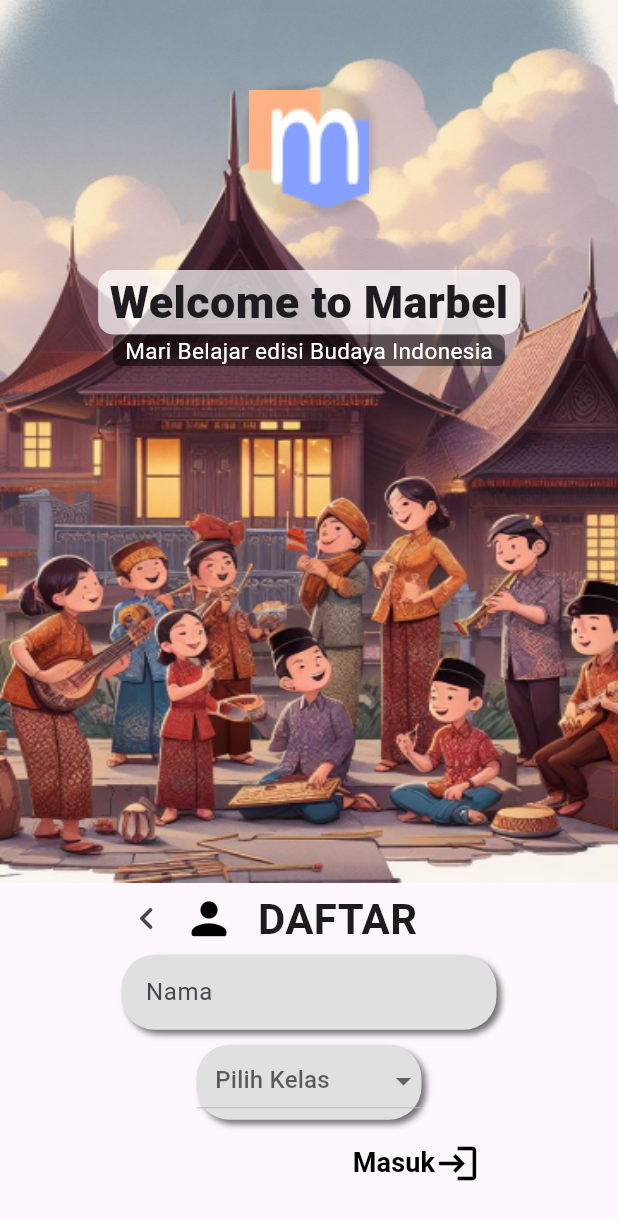
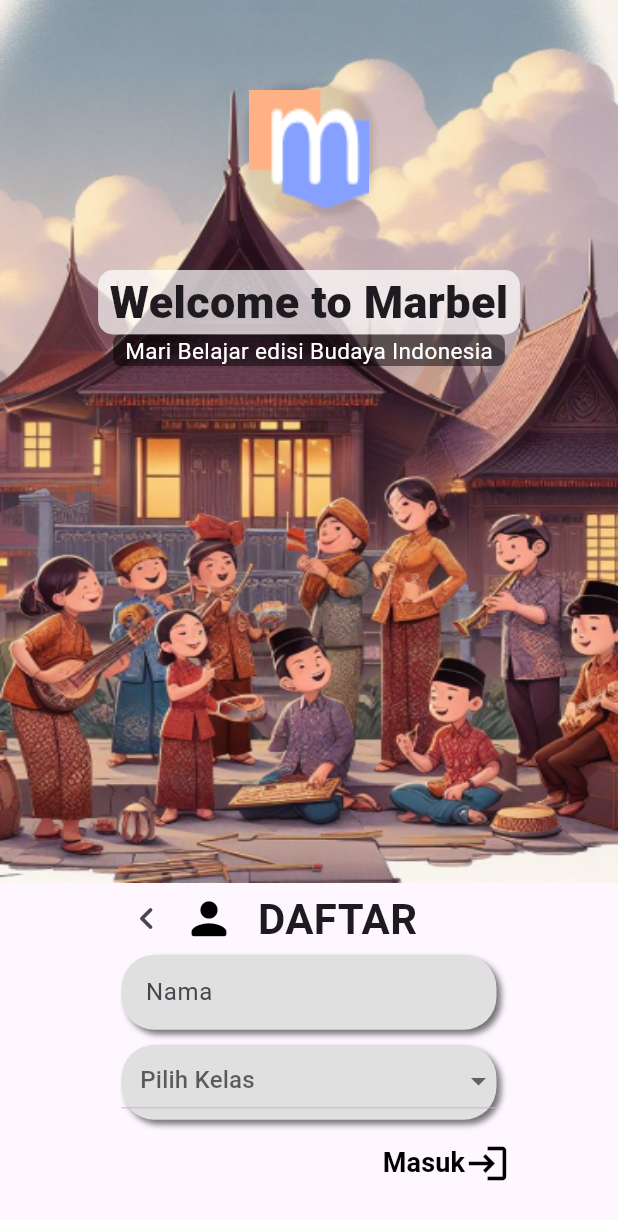
Before and after one commit to desmondorix/Flutter_Project, a Flutter app: the RegisterPage screen opened directly, on a phone screen of 412 x 824 dp. Shown: the top 1220 px of the screen. Run offline on Flutter 3.47's test engine with Material 3 defaults, Android fonts, the phone set to English and light mode, and no system bars.

Commit message:
done bang

```diff
--- a/lib/pages/login_page.dart
+++ b/lib/pages/login_page.dart
@@ -134,7 +134,7 @@ class _RegisterPageState extends State<LoginPage> {
                     ),)
                   ),
                   const SizedBox(
-                    width: 80,
+                    width: 60,
                   ),
                 ],
               )
--- a/lib/pages/register_page.dart
+++ b/lib/pages/register_page.dart
@@ -121,7 +121,7 @@ class _RegisterPageState extends State<RegisterPage> {
               CustomTextFieldHome(label: "Nama", controller: namaController),
               const SizedBox(height: 10),
               Container(
-                width: 150,
+                width: 250,
                 height: 50,
                 decoration: BoxDecoration(
                     borderRadius: const BorderRadius.all(Radius.circular(22)),
@@ -137,17 +137,17 @@ class _RegisterPageState extends State<RegisterPage> {
                   borderRadius: const BorderRadius.all(Radius.circular(22)),
                   items: const [
                     DropdownMenuItem(
-                        value: "Kelas 1", child: Text("  Kelas 1")),
+                        value: "Kelas 1", child: Text("   Kelas 1")),
                     DropdownMenuItem(
-                        value: "Kelas 2", child: Text("  Kelas 2")),
+                        value: "Kelas 2", child: Text("   Kelas 2")),
                     DropdownMenuItem(
-                        value: "Kelas 3", child: Text("  Kelas 3")),
+                        value: "Kelas 3", child: Text("   Kelas 3")),
                     DropdownMenuItem(
-                        value: "Kelas 4", child: Text("  Kelas 4")),
+                        value: "Kelas 4", child: Text("   Kelas 4")),
                     DropdownMenuItem(
-                        value: "Kelas 5", child: Text("  Kelas 5")),
+                        value: "Kelas 5", child: Text("   Kelas 5")),
                     DropdownMenuItem(
-                        value: "Kelas 6", child: Text("  Kelas 6")),
+                        value: "Kelas 6", child: Text("   Kelas 6")),
                   ],
                   value: _dropdownValue,
                   isExpanded: true,
@@ -188,7 +188,7 @@ class _RegisterPageState extends State<RegisterPage> {
                     ),
                   ),
                   const SizedBox(
-                    width: 80,
+                    width: 60,
                   ),
                 ],
               ),
```
